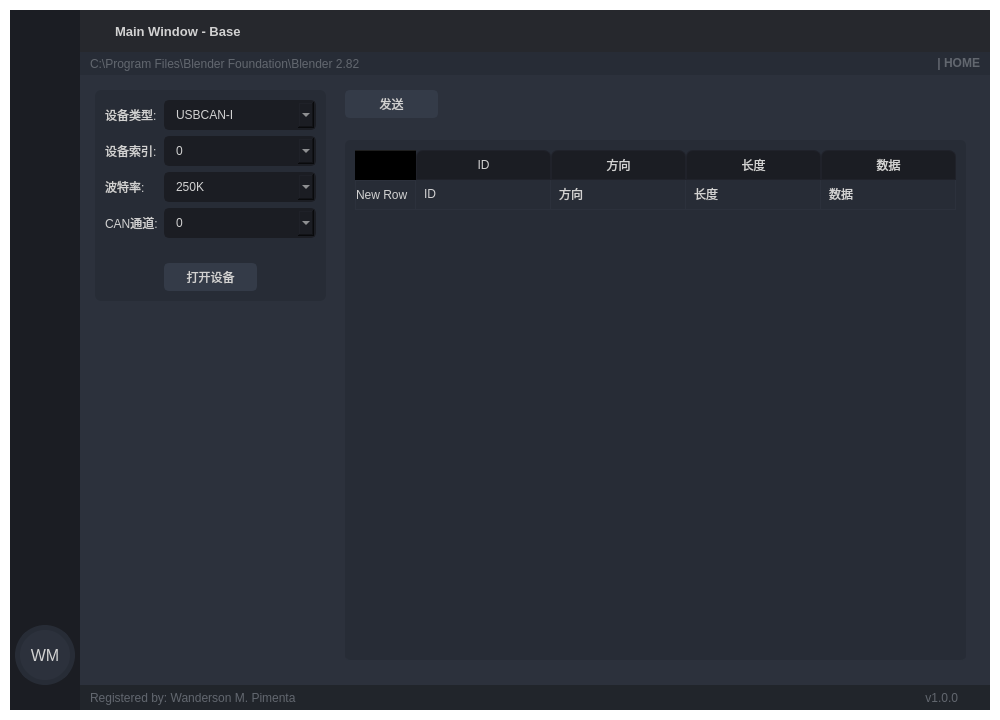
Qt form GUI_BASE.ui (jeffery96/Simple_PySide_Base-master) before a commit.
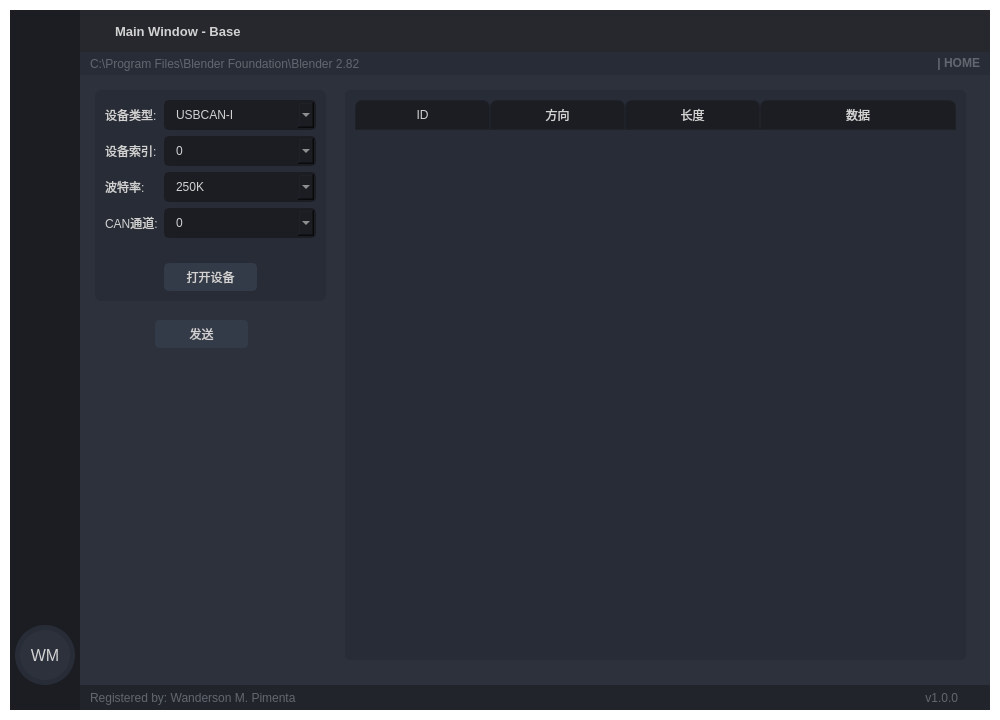
The same form after that commit. Icons and pictures are not drawn.

What changed in the file:
```diff
--- a/GUI_BASE.ui
+++ b/GUI_BASE.ui
@@ -182,6 +182,15 @@
        </color>
       </brush>
      </colorrole>
+     <colorrole role="PlaceholderText">
+      <brush brushstyle="NoBrush">
+       <color alpha="128">
+        <red>210</red>
+        <green>210</green>
+        <blue>210</blue>
+       </color>
+      </brush>
+     </colorrole>
     </active>
     <inactive>
      <colorrole role="WindowText">
@@ -346,6 +355,15 @@
        </color>
       </brush>
      </colorrole>
+     <colorrole role="PlaceholderText">
+      <brush brushstyle="NoBrush">
+       <color alpha="128">
+        <red>210</red>
+        <green>210</green>
+        <blue>210</blue>
+       </color>
+      </brush>
+     </colorrole>
     </inactive>
     <disabled>
      <colorrole role="WindowText">
@@ -510,6 +528,15 @@
        </color>
       </brush>
      </colorrole>
+     <colorrole role="PlaceholderText">
+      <brush brushstyle="NoBrush">
+       <color alpha="128">
+        <red>210</red>
+        <green>210</green>
+        <blue>210</blue>
+       </color>
+      </brush>
+     </colorrole>
     </disabled>
    </palette>
   </property>
@@ -1815,8 +1842,8 @@
                    <widget class="QPushButton" name="CanTransClick_Btn">
                     <property name="geometry">
                      <rect>
-                      <x>260</x>
-                      <y>10</y>
+                      <x>70</x>
+                      <y>240</y>
                       <width>93</width>
                       <height>28</height>
                      </rect>
@@ -1847,9 +1874,9 @@
                     <property name="geometry">
                      <rect>
                       <x>260</x>
-                      <y>60</y>
+                      <y>10</y>
                       <width>621</width>
-                      <height>521</height>
+                      <height>571</height>
                      </rect>
                     </property>
                     <property name="styleSheet">
@@ -1911,6 +1938,12 @@
                     <property name="sizeAdjustPolicy">
                      <enum>QAbstractScrollArea::AdjustToContents</enum>
                     </property>
+                    <property name="autoScroll">
+                     <bool>true</bool>
+                    </property>
+                    <property name="alternatingRowColors">
+                     <bool>false</bool>
+                    </property>
                     <attribute name="horizontalHeaderVisible">
                      <bool>true</bool>
                     </attribute>
@@ -1923,14 +1956,12 @@
                     <attribute name="horizontalHeaderStretchLastSection">
                      <bool>true</bool>
                     </attribute>
+                    <attribute name="verticalHeaderVisible">
+                     <bool>false</bool>
+                    </attribute>
                     <attribute name="verticalHeaderStretchLastSection">
                      <bool>false</bool>
                     </attribute>
-                    <row>
-                     <property name="text">
-                      <string>New Row</string>
-                     </property>
-                    </row>
                     <column>
                      <property name="text">
                       <string>ID</string>
@@ -1951,26 +1982,6 @@
                       <string>数据</string>
                      </property>
                     </column>
-                    <item row="0" column="0">
-                     <property name="text">
-                      <string>ID</string>
-                     </property>
-                    </item>
-                    <item row="0" column="1">
-                     <property name="text">
-                      <string>方向</string>
-                     </property>
-                    </item>
-                    <item row="0" column="2">
-                     <property name="text">
-                      <string>长度</string>
-                     </property>
-                    </item>
-                    <item row="0" column="3">
-                     <property name="text">
-                      <string>数据</string>
-                     </property>
-                    </item>
                    </widget>
                   </widget>
                   <widget class="QWidget" name="page_widgets">
```
Left out of the diff: 29 changed lines with no effect on the pictures.
